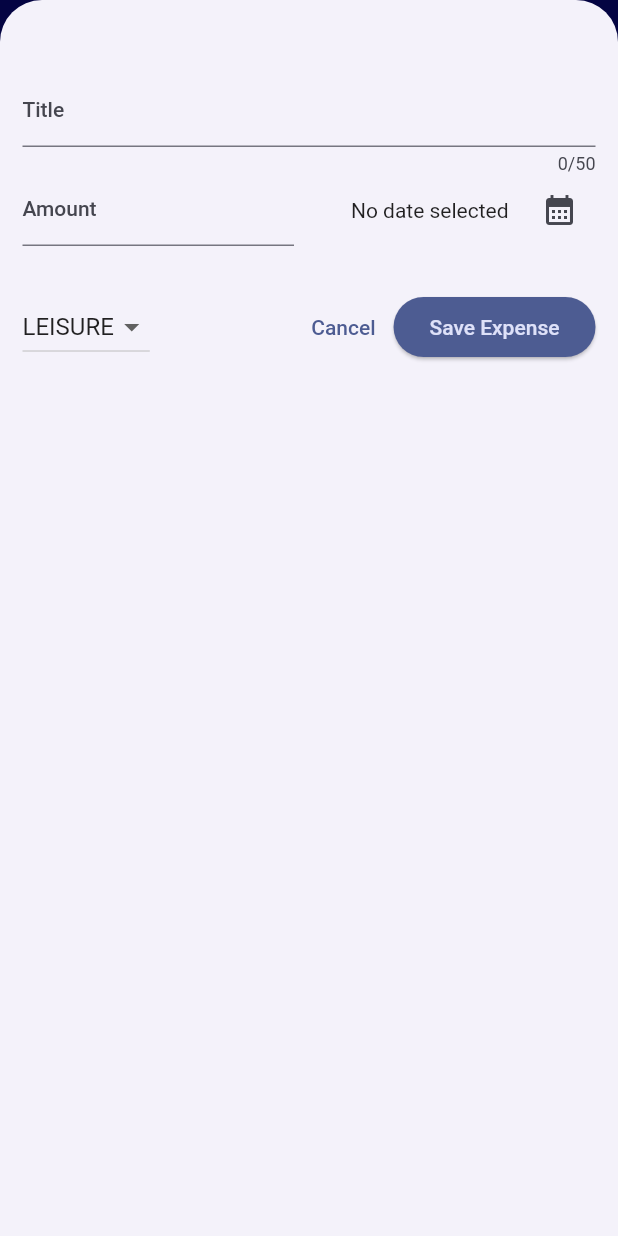
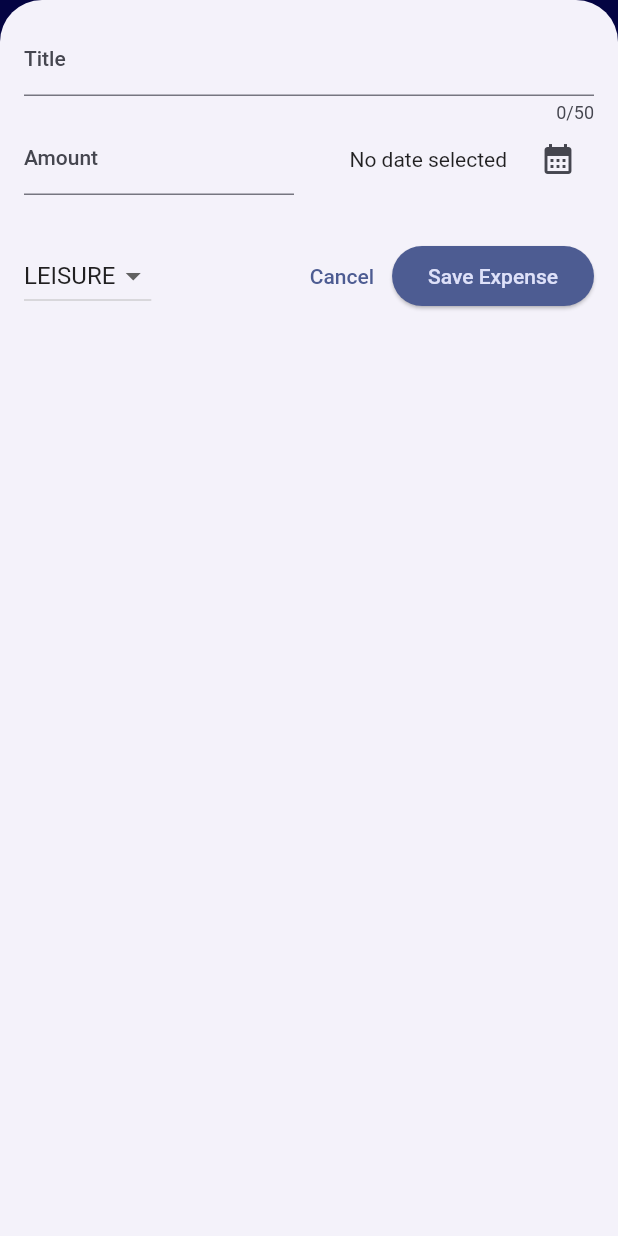
Before and after one commit to Indranilsen2005/Expense_Tracker_App, a Flutter app: the screen it shows after launch, after a tap on the "add" icon, on a phone screen of 412 x 824 dp. Run offline on Flutter 3.47's test engine with Material 2 defaults, Android fonts, the phone set to English and light mode, and no system bars; our stand-ins replace google_fonts.

Commit message:
Optimized for landscape orientation

```diff
--- a/lib/widgets/expenses.dart
+++ b/lib/widgets/expenses.dart
@@ -58,6 +58,7 @@ class _ExpensesState extends State<Expenses> {
 
   void _openAddExpenseOverlay() {
     showModalBottomSheet(
+      useSafeArea: true,
       isScrollControlled: true,
       context: context,
       builder: (ctx) {
--- a/lib/widgets/new_expense.dart
+++ b/lib/widgets/new_expense.dart
@@ -75,10 +75,15 @@ class _NewExpenseState extends State<NewExpense> {
 
   @override
   Widget build(BuildContext context) {
-    return Padding(
-      padding: const EdgeInsets.fromLTRB(15, 50, 15, 15),
+    final keyboardSpace = MediaQuery.of(context).viewInsets.bottom;
+    return SizedBox(
+      height: double.infinity,
+      child: SingleChildScrollView(
+        child: Padding(
+          padding: EdgeInsets.fromLTRB(16, 16, 16, keyboardSpace + 16),
           child: Column(
             children: [
+
               TextField(
                 maxLength: 50,
                 decoration: const InputDecoration(
@@ -160,6 +165,8 @@ class _NewExpenseState extends State<NewExpense> {
               )
             ],
           ),
+        ),
+      ),
     );
   }
 }
```
Lines whose indentation alone changed are shown as unchanged.
